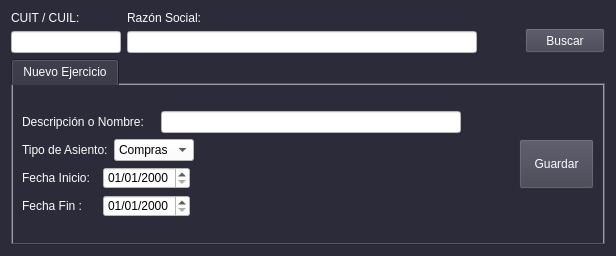
Above: form_ejercicio_nuevo.ui from lriccombene/sgc1 before the change. Below: the same form after it.
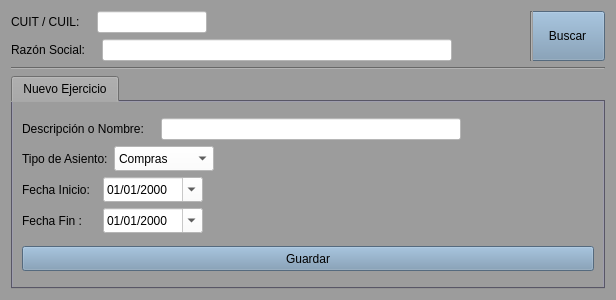
That is the form after the change.

The edit to the form file:
```diff
--- a/form_ejercicio_nuevo.ui
+++ b/form_ejercicio_nuevo.ui
@@ -7,26 +7,81 @@
     <x>0</x>
     <y>0</y>
     <width>616</width>
-    <height>256</height>
+    <height>300</height>
    </rect>
   </property>
+  <property name="minimumSize">
+   <size>
+    <width>616</width>
+    <height>300</height>
+   </size>
+  </property>
+  <property name="maximumSize">
+   <size>
+    <width>616</width>
+    <height>300</height>
+   </size>
+  </property>
   <property name="windowTitle">
    <string>Ejercicio Nuevo</string>
   </property>
   <property name="styleSheet">
-   <string notr="true">color: rgb(3, 3, 3);
-background-color: rgb(44, 43, 58);
-font: 10pt &quot;Liberation Sans&quot;;
-color: rgb(252, 252, 252);
-selection-background-color: rgb(155, 155, 185);</string>
+   <string notr="true">font: 10pt &quot;Liberation Sans&quot;;
+color: rgb(0, 0, 0);
+background-color: rgb(156, 156, 156);
+selection-background-color: rgb(164, 190, 221);
+selection-color: rgb(0, 0, 0);</string>
   </property>
   <layout class="QGridLayout" name="gridLayout_2">
    <item row="0" column="0">
-    <layout class="QHBoxLayout" name="horizontalLayout_15">
-     <item>
+    <layout class="QGridLayout" name="gridLayout_3">
+     <item row="1" column="2">
+      <widget class="QPushButton" name="btn_buscar">
+       <property name="minimumSize">
+        <size>
+         <width>75</width>
+         <height>50</height>
+        </size>
+       </property>
+       <property name="maximumSize">
+        <size>
+         <width>75</width>
+         <height>50</height>
+        </size>
+       </property>
+       <property name="styleSheet">
+        <string notr="true">background-color: rgb(119, 149, 177);</string>
+       </property>
+       <property name="text">
+        <string>Buscar</string>
+       </property>
+      </widget>
+     </item>
+     <item row="0" column="1" rowspan="2" colspan="2">
+      <widget class="Line" name="line_2">
+       <property name="orientation">
+        <enum>Qt::Vertical</enum>
+       </property>
+      </widget>
+     </item>
+     <item row="0" column="0" rowspan="2">
       <layout class="QVBoxLayout" name="verticalLayout_2">
        <item>
+        <layout class="QHBoxLayout" name="horizontalLayout_6">
+         <item>
         <widget class="QLabel" name="label_15">
+           <property name="minimumSize">
+            <size>
+             <width>80</width>
+             <height>0</height>
+            </size>
+           </property>
+           <property name="maximumSize">
+            <size>
+             <width>80</width>
+             <height>16777215</height>
+            </size>
+           </property>
          <property name="text">
           <string>CUIT / CUIL: </string>
          </property>
@@ -55,12 +110,37 @@
          </property>
         </widget>
        </item>
+         <item>
+          <spacer name="horizontalSpacer_5">
+           <property name="orientation">
+            <enum>Qt::Horizontal</enum>
+           </property>
+           <property name="sizeHint" stdset="0">
+            <size>
+             <width>40</width>
+             <height>20</height>
+            </size>
+           </property>
+          </spacer>
+         </item>
       </layout>
      </item>
      <item>
-      <layout class="QVBoxLayout" name="verticalLayout_3">
+        <layout class="QHBoxLayout" name="horizontalLayout_7">
        <item>
         <widget class="QLabel" name="label_16">
+           <property name="minimumSize">
+            <size>
+             <width>85</width>
+             <height>0</height>
+            </size>
+           </property>
+           <property name="maximumSize">
+            <size>
+             <width>85</width>
+             <height>16777215</height>
+            </size>
+           </property>
          <property name="text">
           <string>Razón Social: </string>
          </property>
@@ -86,10 +166,21 @@
          </property>
         </widget>
        </item>
-      </layout>
+         <item>
+          <spacer name="horizontalSpacer_11">
+           <property name="orientation">
+            <enum>Qt::Horizontal</enum>
+           </property>
+           <property name="sizeHint" stdset="0">
+            <size>
+             <width>40</width>
+             <height>20</height>
+            </size>
+           </property>
+          </spacer>
      </item>
      <item>
-      <spacer name="horizontalSpacer_5">
+          <spacer name="horizontalSpacer_8">
        <property name="orientation">
         <enum>Qt::Horizontal</enum>
        </property>
@@ -101,31 +192,85 @@
        </property>
       </spacer>
      </item>
-     <item alignment="Qt::AlignBottom">
-      <widget class="QPushButton" name="btn_buscar">
-       <property name="minimumSize">
+         <item>
+          <spacer name="horizontalSpacer_12">
+           <property name="orientation">
+            <enum>Qt::Horizontal</enum>
+           </property>
+           <property name="sizeHint" stdset="0">
         <size>
-         <width>0</width>
-         <height>25</height>
-        </size>
-       </property>
-       <property name="maximumSize">
+             <width>40</width>
+             <height>20</height>
+            </size>
+           </property>
+          </spacer>
+         </item>
+         <item>
+          <spacer name="horizontalSpacer_7">
+           <property name="orientation">
+            <enum>Qt::Horizontal</enum>
+           </property>
+           <property name="sizeHint" stdset="0">
         <size>
-         <width>16777215</width>
-         <height>25</height>
-        </size>
-       </property>
-       <property name="styleSheet">
-        <string notr="true">background-color: rgb(64, 63, 78);</string>
-       </property>
-       <property name="text">
-        <string>Buscar</string>
-       </property>
-      </widget>
+             <width>40</width>
+             <height>20</height>
+            </size>
+           </property>
+          </spacer>
+         </item>
+         <item>
+          <spacer name="horizontalSpacer_9">
+           <property name="orientation">
+            <enum>Qt::Horizontal</enum>
+           </property>
+           <property name="sizeHint" stdset="0">
+            <size>
+             <width>40</width>
+             <height>20</height>
+            </size>
+           </property>
+          </spacer>
+         </item>
+         <item>
+          <spacer name="horizontalSpacer_10">
+           <property name="orientation">
+            <enum>Qt::Horizontal</enum>
+           </property>
+           <property name="sizeHint" stdset="0">
+            <size>
+             <width>40</width>
+             <height>20</height>
+            </size>
+           </property>
+          </spacer>
+         </item>
+         <item>
+          <spacer name="horizontalSpacer_6">
+           <property name="orientation">
+            <enum>Qt::Horizontal</enum>
+           </property>
+           <property name="sizeHint" stdset="0">
+            <size>
+             <width>40</width>
+             <height>20</height>
+            </size>
+           </property>
+          </spacer>
+         </item>
+        </layout>
+       </item>
+      </layout>
      </item>
     </layout>
    </item>
    <item row="1" column="0">
+    <widget class="Line" name="line">
+     <property name="orientation">
+      <enum>Qt::Horizontal</enum>
+     </property>
+    </widget>
+   </item>
+   <item row="2" column="0">
     <widget class="QTabWidget" name="tabWidget">
      <property name="styleSheet">
       <string notr="true">QTabWidget{
@@ -215,6 +360,18 @@
              </item>
              <item>
               <widget class="QComboBox" name="cbx_tipo">
+               <property name="minimumSize">
+                <size>
+                 <width>100</width>
+                 <height>25</height>
+                </size>
+               </property>
+               <property name="maximumSize">
+                <size>
+                 <width>100</width>
+                 <height>25</height>
+                </size>
+               </property>
                <item>
                 <property name="text">
                  <string>Compras</string>
@@ -265,6 +422,18 @@
              </item>
              <item>
               <widget class="QDateEdit" name="dte_fec_inic">
+               <property name="minimumSize">
+                <size>
+                 <width>100</width>
+                 <height>25</height>
+                </size>
+               </property>
+               <property name="maximumSize">
+                <size>
+                 <width>100</width>
+                 <height>25</height>
+                </size>
+               </property>
                <property name="styleSheet">
                 <string notr="true">background-color: rgb(255, 255, 255);
 color: rgb(0, 0, 0);</string>
@@ -272,6 +441,9 @@
                <property name="displayFormat">
                 <string>dd/MM/yyyy</string>
                </property>
+               <property name="calendarPopup">
+                <bool>true</bool>
+               </property>
               </widget>
              </item>
              <item>
@@ -312,6 +484,18 @@
              </item>
              <item>
               <widget class="QDateEdit" name="dte_fec_fin">
+               <property name="minimumSize">
+                <size>
+                 <width>100</width>
+                 <height>25</height>
+                </size>
+               </property>
+               <property name="maximumSize">
+                <size>
+                 <width>100</width>
+                 <height>25</height>
+                </size>
+               </property>
                <property name="styleSheet">
                 <string notr="true">background-color: rgb(255, 255, 255);
 color: rgb(0, 0, 0);</string>
@@ -319,6 +503,9 @@
                <property name="displayFormat">
                 <string>dd/MM/yyyy</string>
                </property>
+               <property name="calendarPopup">
+                <bool>true</bool>
+               </property>
               </widget>
              </item>
              <item>
@@ -338,22 +525,24 @@
            </item>
           </layout>
          </item>
-         <item>
+        </layout>
+       </item>
+       <item row="1" column="0">
           <widget class="QPushButton" name="btn_guardar">
            <property name="minimumSize">
             <size>
              <width>75</width>
-             <height>50</height>
+           <height>25</height>
             </size>
            </property>
            <property name="maximumSize">
             <size>
-             <width>75</width>
-             <height>50</height>
+           <width>575</width>
+           <height>25</height>
             </size>
            </property>
            <property name="styleSheet">
-            <string notr="true">background-color: rgb(64, 63, 78);</string>
+          <string notr="true">background-color: rgb(119, 149, 177);</string>
            </property>
            <property name="text">
             <string>Guardar</string>
@@ -365,8 +554,6 @@
             </size>
            </property>
           </widget>
-         </item>
-        </layout>
        </item>
       </layout>
      </widget>
```
Left out of the diff: 2 changed lines with no effect on the pictures. Lines whose indentation alone changed are shown as unchanged.
